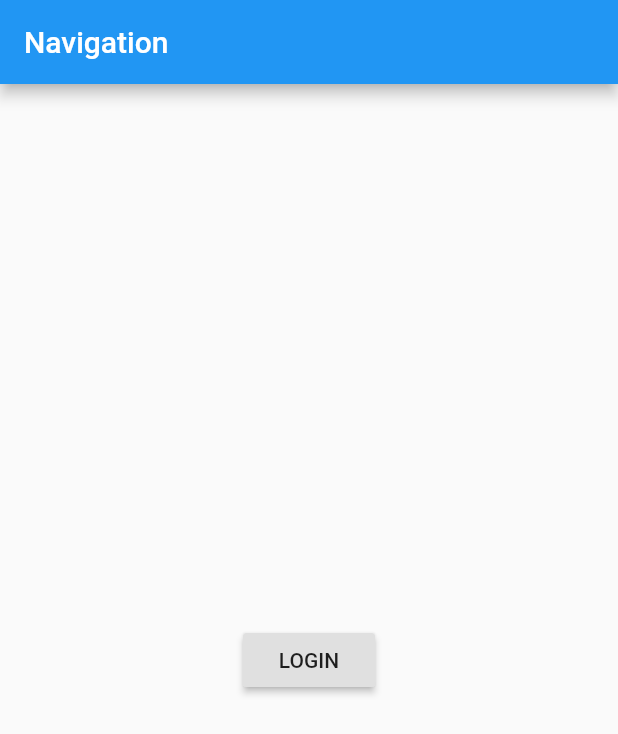
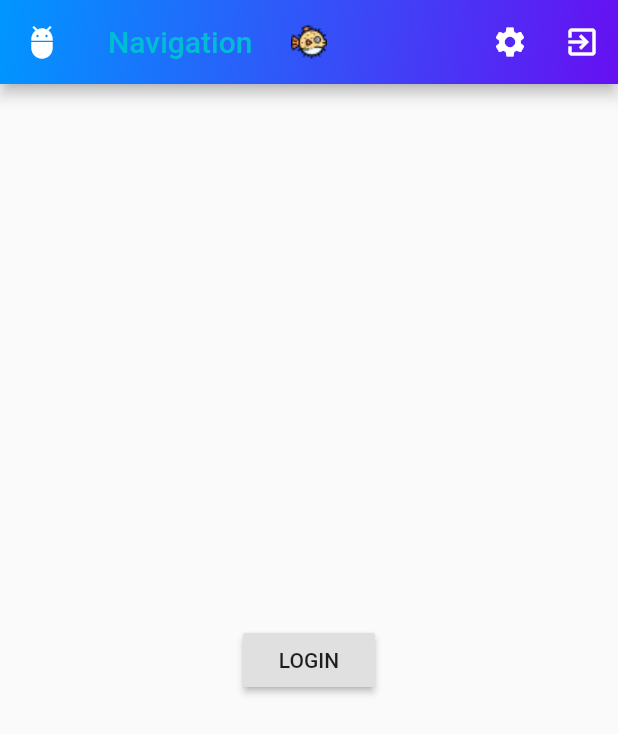
Before and after one commit to lewisccx/flutter_fundamental, a Flutter app: the screen it shows after launch, on a phone screen of 412 x 824 dp. Shown: the top 734 px of the screen. Run offline on Flutter 3.47's test engine with Material 2 defaults, Android fonts, the light colour scheme and no system bars.

Commit message:
added appbar

```diff
--- a/lib/main.dart
+++ b/lib/main.dart
@@ -11,14 +11,29 @@ class MyApp extends StatefulWidget {
 }
 
 class _MyAppState extends State<MyApp> {
-
-
   @override
   Widget build(BuildContext context) {
     return MaterialApp(
         home: Scaffold(
       appBar: AppBar(
-        title: Text("Navigation"),
+        title: Text(
+          "Navigation",
+          style: TextStyle(color: Colors.cyan),
+        ),
+        leading: Icon(Icons.adb, color: Colors.white),
+        actions: [
+          IconButton(icon: Icon(Icons.settings), onPressed: () {}),
+          IconButton(icon: Icon(Icons.exit_to_app), onPressed: () {})
+        ],
+        flexibleSpace: Container(
+          decoration: BoxDecoration(
+              gradient: LinearGradient(
+                  colors: [Color(0xff0096ff), Color(0xff6610f2)],
+                  begin: FractionalOffset.topLeft,
+                  end: FractionalOffset.bottomRight),
+                  image: DecorationImage(image: AssetImage("images/puffer-fish.png"), fit: BoxFit.none, repeat: ImageRepeat.noRepeat)),
+        ),
+
       ),
       body: LoginPage(),
     ));
--- a/pubspec.yaml
+++ b/pubspec.yaml
@@ -49,7 +49,7 @@ flutter:
   # To add assets to your application, add an assets section, like this
   assets:
     - images/blackpink.jpg
-  #   - images/a_dot_ham.jpeg
+    - images/puffer-fish.png
 
   # An image asset can refer to one or more resolution-specific "variants", see
   # https://flutter.dev/assets-and-images/#resolution-aware.
```
Also changed, not shown: images/puffer-fish.png (added).
